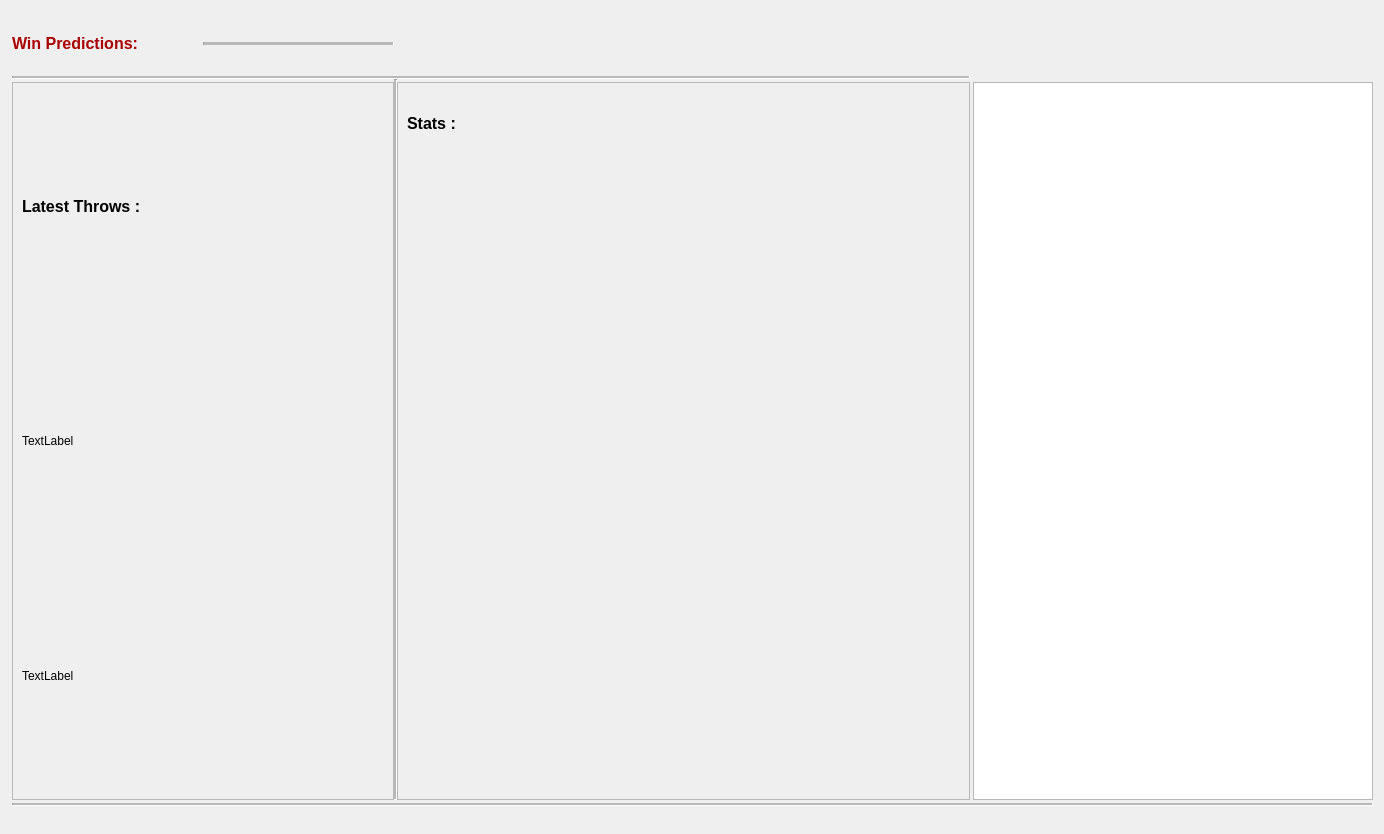
Old version of the form audienceview.ui in the repository dartbois/CombinedDarts.
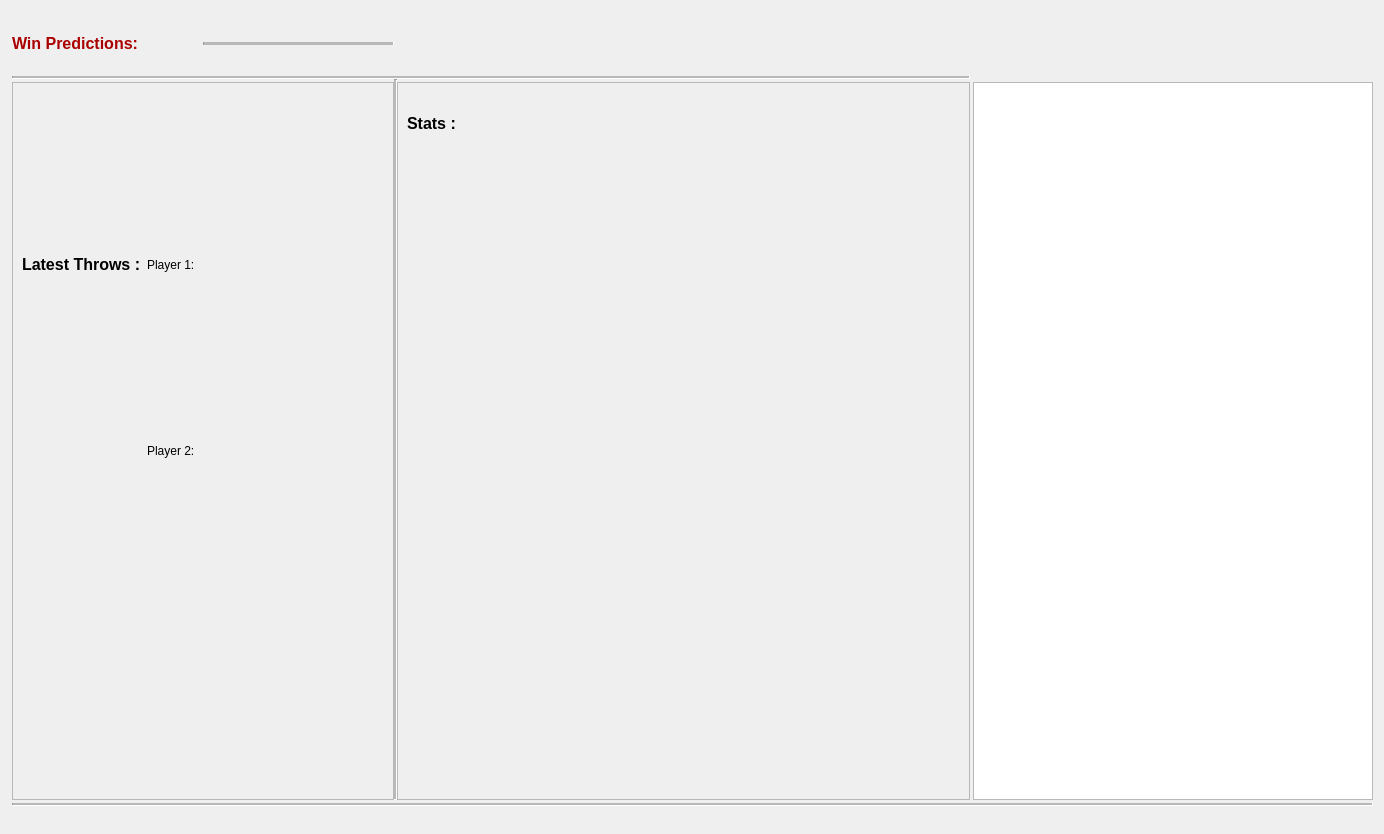
New version of the form. Icons and pictures are not drawn.

What changed in the file:
```diff
--- a/audienceview.ui
+++ b/audienceview.ui
@@ -159,25 +159,39 @@
      <property name="frameShadow">
       <enum>QFrame::Raised</enum>
      </property>
-     <layout class="QVBoxLayout" name="verticalLayout_2">
-      <item>
+     <layout class="QGridLayout" name="gridLayout_2">
+      <item row="1" column="1" alignment="Qt::AlignLeft|Qt::AlignTop">
+       <widget class="QLabel" name="PlayerTwoLabel">
+        <property name="text">
+         <string>Player 2:</string>
+        </property>
+       </widget>
+      </item>
+      <item row="0" column="0" alignment="Qt::AlignHCenter|Qt::AlignVCenter">
        <widget class="QLabel" name="label_2">
         <property name="text">
          <string>&lt;html&gt;&lt;head/&gt;&lt;body&gt;&lt;p&gt;&lt;span style=&quot; font-size:12pt; font-weight:600;&quot;&gt;Latest Throws :&lt;/span&gt;&lt;/p&gt;&lt;/body&gt;&lt;/html&gt;</string>
         </property>
        </widget>
       </item>
-      <item>
-       <widget class="QLabel" name="label_6">
+      <item row="0" column="1" alignment="Qt::AlignLeft|Qt::AlignVCenter">
+       <widget class="QLabel" name="PlayerOneLabel">
         <property name="text">
-         <string>TextLabel</string>
+         <string>Player 1:</string>
         </property>
        </widget>
       </item>
-      <item>
-       <widget class="QLabel" name="label_7">
+      <item row="0" column="3" alignment="Qt::AlignLeft|Qt::AlignVCenter">
+       <widget class="QLabel" name="PlayerOneLastThrowLabel">
         <property name="text">
-         <string>TextLabel</string>
+         <string> </string>
+        </property>
+       </widget>
+      </item>
+      <item row="1" column="3" alignment="Qt::AlignLeft|Qt::AlignTop">
+       <widget class="QLabel" name="PlayerTwoLastThrowLabel">
+        <property name="text">
+         <string> </string>
         </property>
        </widget>
       </item>
```
Left out of the diff: 138 changed lines with no effect on the pictures.
